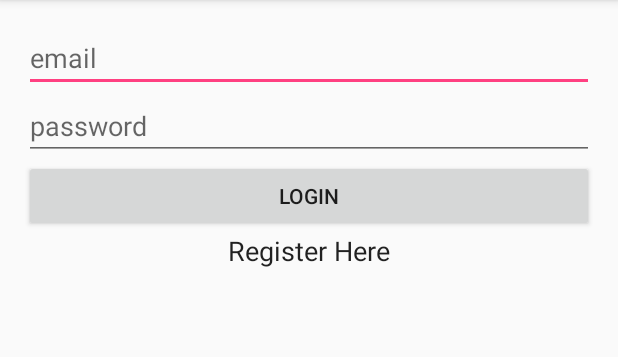
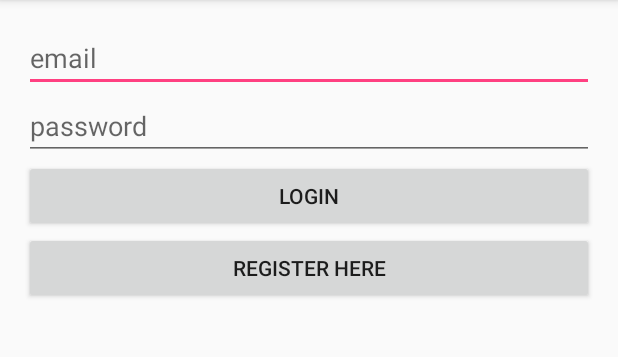
Before and after one commit to rkuemmel1/QwikTix, an Android app: the screen it shows after launch (LoginActivity), on a phone screen of 412 x 824 dp, the part 84-441 px from its top. Run offline under Robolectric (Android 15) with nearby library versions, the phone set to English and light mode, and no system bars; our stand-ins replace Firebase (no records; nobody signed in at launch, a user with empty details on screens opened directly).

Commit message:
making progress

```diff
--- a/app/src/main/java/com/example/ryan/qwiktix/LoginActivity.java
+++ b/app/src/main/java/com/example/ryan/qwiktix/LoginActivity.java
@@ -34,7 +34,7 @@ public class LoginActivity extends AppCompatActivity {
         final EditText lEmail = (EditText) findViewById(R.id.lEmail);
         final EditText lPassword =(EditText) findViewById(R.id.lPassword);
         final Button lLoginButton = (Button) findViewById(R.id.lLoginButton);
-        final TextView lRegisterLink = (TextView) findViewById(R.id.lRegisterLink);
+        final Button lRegisterLink = (Button) findViewById(R.id.lRegisterLink);
 
 
 
@@ -64,7 +64,7 @@ public class LoginActivity extends AppCompatActivity {
             @Override
             public void onAuthStateChanged(@NonNull FirebaseAuth firebaseAuth) {
                 FirebaseUser user = firebaseAuth.getCurrentUser();
-                if (user != null) {
+                if (user != null && user.isEmailVerified()) {
                     // User is signed in
                     Intent homePageIntent = new Intent(LoginActivity.this,HomePageActivity.class);
                     startActivity(homePageIntent);
--- a/app/src/main/res/layout/activity_login.xml
+++ b/app/src/main/res/layout/activity_login.xml
@@ -47,13 +47,15 @@
         android:layout_alignParentRight="true"
         android:layout_alignParentEnd="true" />
 
-    <TextView
+    <Button
         android:text="Register Here"
         android:layout_width="wrap_content"
         android:layout_height="wrap_content"
         android:id="@+id/lRegisterLink"
-        android:textAppearance="@android:style/TextAppearance.Holo.Medium"
         android:layout_below="@+id/lLoginButton"
-        android:layout_centerHorizontal="true" />
+        android:layout_alignParentLeft="true"
+        android:layout_alignParentStart="true"
+        android:layout_alignParentRight="true"
+        android:layout_alignParentEnd="true" />
 
 </RelativeLayout>
--- a/app/src/main/res/values/styles.xml
+++ b/app/src/main/res/values/styles.xml
@@ -17,4 +17,8 @@
 
     <style name="AppTheme.PopupOverlay" parent="ThemeOverlay.AppCompat.Light" />
 
+    <style name="noAnimTheme" parent="android:Theme">
+        <item name="android:windowAnimationStyle">@null</item>
+    </style>
+
 </resources>
```
Also changed, not shown: app/src/main/AndroidManifest.xml (+3 -5 lines), app/src/main/java/com/example/ryan/qwiktix/HomePageActivity.java (+0 -90 lines), app/src/main/java/com/example/ryan/qwiktix/RegisterActivity.java (+6 -1 lines), app/src/main/res/layout/activity_home_page.xml (+28 -11 lines), app/src/main/res/layout/content_home_page.xml (deleted, +0 -13 lines).
